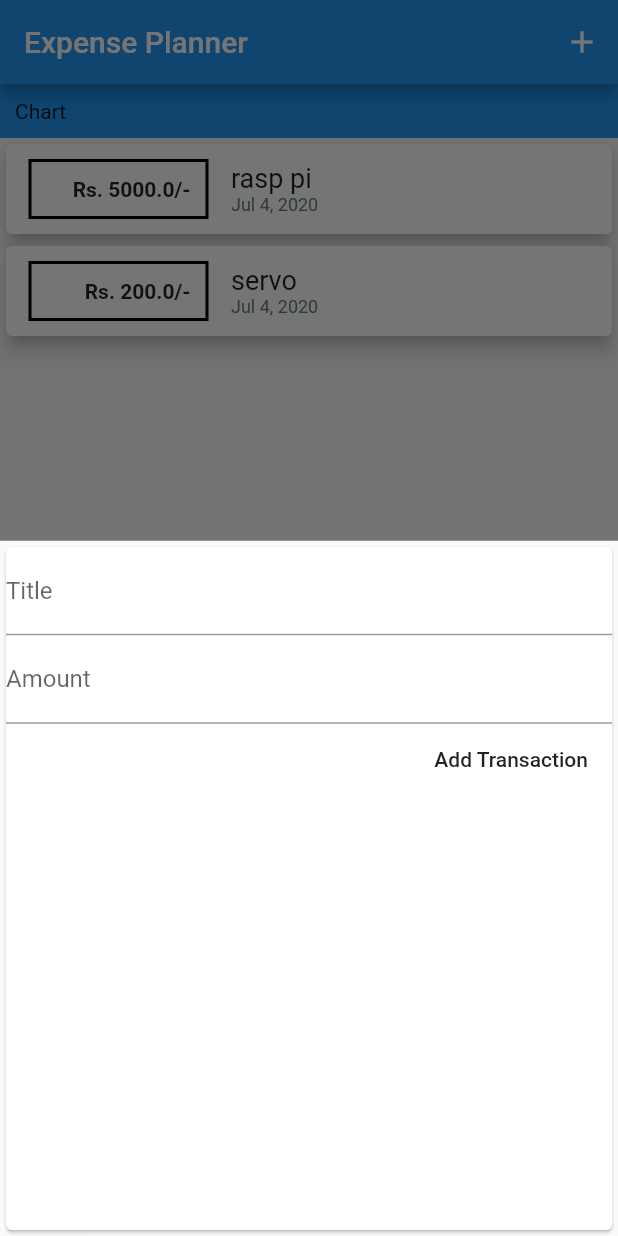
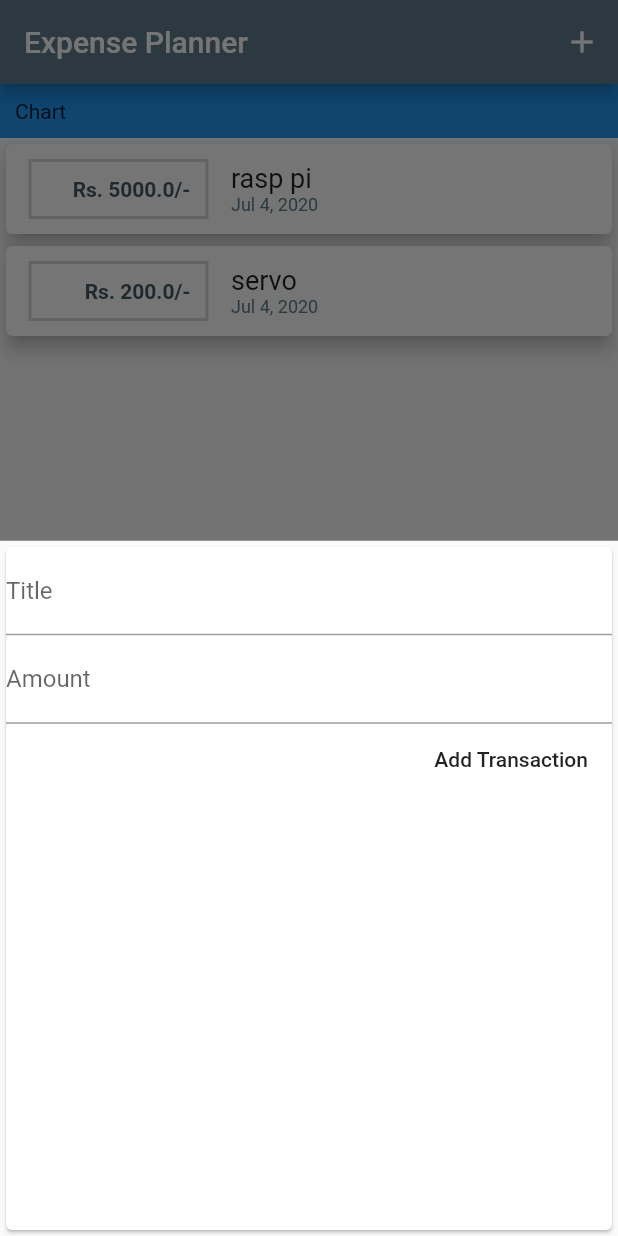
Before and after one commit to falcolf/Expense-Planner, a Flutter app: the screen it shows after launch, after a tap on the "add" icon, on a phone screen of 412 x 824 dp. Run offline on Flutter 3.47's test engine with Material 2 defaults, Android fonts, the phone set to English and light mode, and no system bars.

Commit message:
Added color theme

```diff
--- a/lib/main.dart
+++ b/lib/main.dart
@@ -12,7 +12,7 @@ class MyApp extends StatelessWidget {
     return MaterialApp(
       title: 'Expense Planner',
       theme: ThemeData(
-        primarySwatch: Colors.blue,
+        primarySwatch: Colors.blueGrey,
         visualDensity: VisualDensity.adaptivePlatformDensity,
       ),
       home: MyHomePage('Expense Planner'),
@@ -49,7 +49,13 @@ class _MyHomePageState extends State<MyHomePage> {
   });
   }
   void newTransaction(BuildContext ctx){
-    showModalBottomSheet(context: ctx, builder: (_)=> NewTransaction(this._addTransaction));
+    showModalBottomSheet(context: ctx, builder: (_){
+      return GestureDetector(
+        onTap: () {},
+        child: NewTransaction(this._addTransaction),
+        behavior: HitTestBehavior.opaque,
+      );
+    });
   }
 
   @override
@@ -78,6 +84,7 @@ class _MyHomePageState extends State<MyHomePage> {
           onPressed: () => newTransaction(context),
           child: Icon(Icons.add),
       ),
+      floatingActionButtonLocation: FloatingActionButtonLocation.centerFloat,
     );
   }
 }
--- a/lib/widgets/new_transaction.dart
+++ b/lib/widgets/new_transaction.dart
@@ -1,12 +1,19 @@
 import 'package:flutter/material.dart';
 
-class NewTransaction extends StatelessWidget {
+class NewTransaction extends StatefulWidget {
 
   final Function addTxn;
-  final titleController = TextEditingController();
-  final amountController = TextEditingController();
 
   NewTransaction(this.addTxn);
+
+  @override
+  _NewTransactionState createState() => _NewTransactionState();
+}
+
+class _NewTransactionState extends State<NewTransaction> {
+  final titleController = TextEditingController();
+
+  final amountController = TextEditingController();
 
   void submitTxn(){
     String title = this.titleController.text;
@@ -15,11 +22,9 @@ class NewTransaction extends StatelessWidget {
     if (title.isEmpty || amt<=0){
       return;
     }
-
-    addTxn(title, amt);
+    widget.addTxn(title, amt);
+    Navigator.of(context).pop();
   }
-
-
 
   @override
   Widget build(BuildContext context) {
--- a/lib/widgets/transaction_list.dart
+++ b/lib/widgets/transaction_list.dart
@@ -23,7 +23,7 @@ class TransactionList extends StatelessWidget {
                   padding: EdgeInsets.all(10),
                   decoration: BoxDecoration(
                     border: Border.all(
-                      color: Colors.black,
+                      color: Theme.of(context).primaryColorLight,
                       width: 2,
                     ),
                   ),
@@ -33,6 +33,7 @@ class TransactionList extends StatelessWidget {
                     textAlign: TextAlign.right,
                     style: TextStyle(
                       fontWeight: FontWeight.bold,
+                      color: Theme.of(context).primaryColorDark,
                     ),
                   ),
                 ),
```
Also changed, not shown: lib/widgets/user_transactions.dart (deleted, +0 -41 lines). Lines whose indentation alone changed are shown as unchanged.
